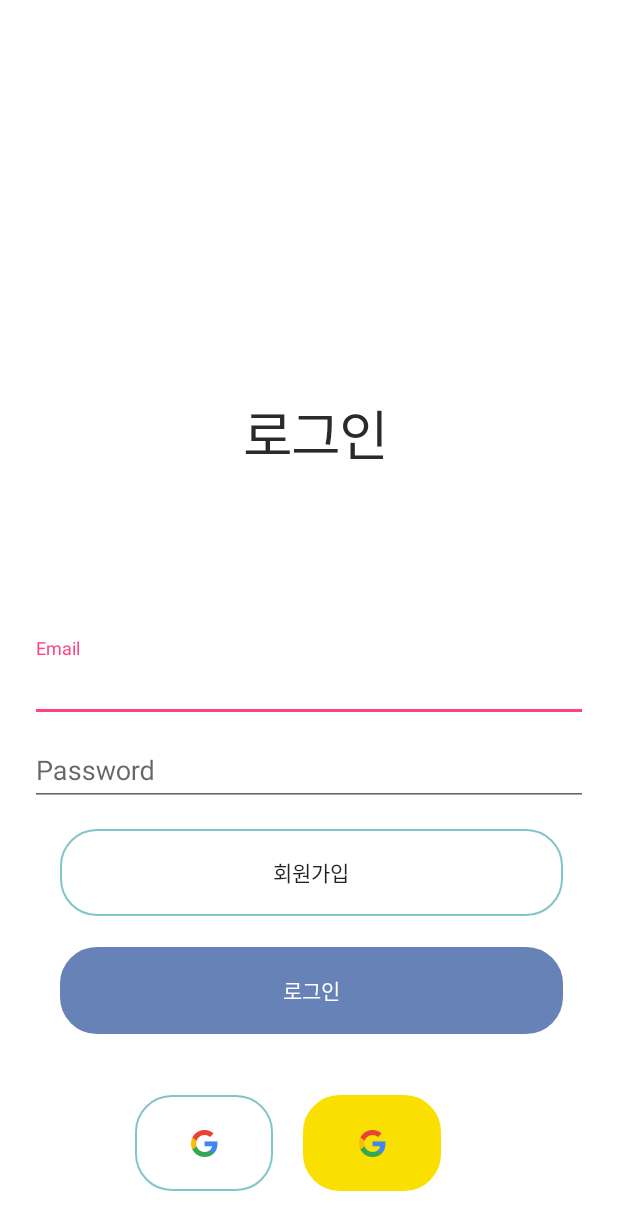
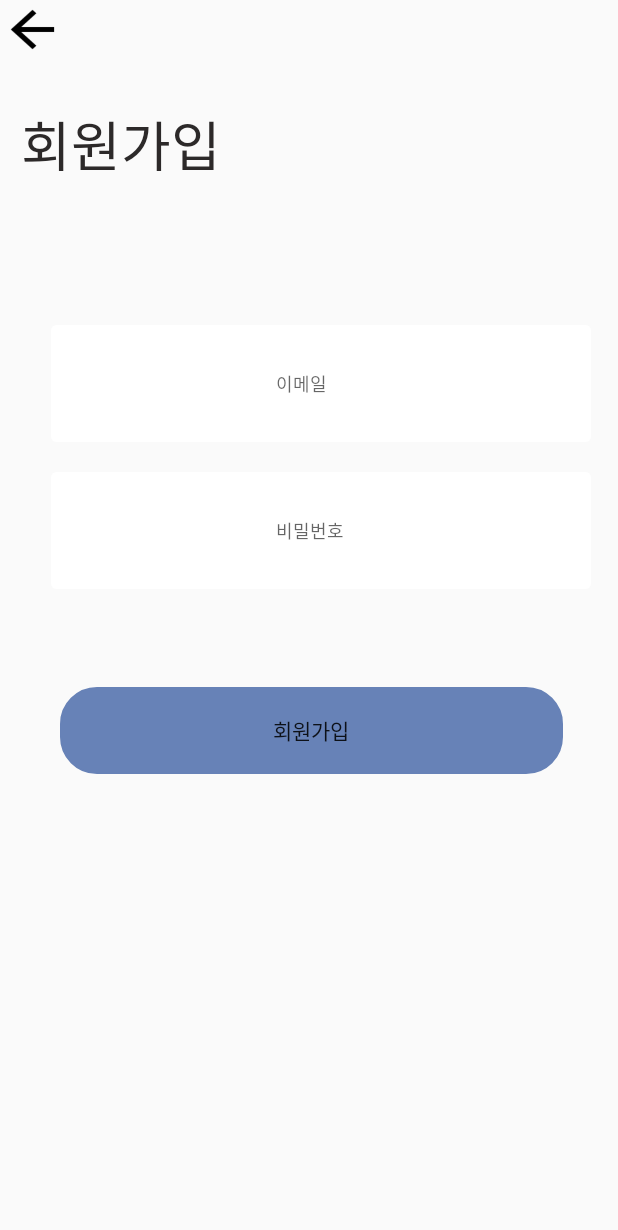
Before and after one commit to sminju98/Alicorn, an Android app: the screen it shows after launch (LoginActivity before the commit, SignupActivity after it), after a tap on "회원가입", on a phone screen of 412 x 824 dp. Shown: the top 1230 px of the screen. Run offline under Robolectric (Android 15) with nearby library versions, the phone set to English and light mode, and no system bars; our stand-ins replace Firebase (no records; nobody signed in at launch, a user with empty details on screens opened directly).

Commit message:
회원가입

```diff
--- a/app/src/main/AndroidManifest.xml
+++ b/app/src/main/AndroidManifest.xml
@@ -12,7 +12,8 @@
         android:roundIcon="@mipmap/ic_launcher_round"
         android:supportsRtl="true"
         android:theme="@style/Theme.Alicorn">
-        <activity android:name=".ReceiptActivity"></activity>
+        <activity android:name=".SignupActivity"></activity>
+        <activity android:name=".ReceiptActivity" />
         <activity android:name=".SearchActivity" />
         <activity android:name=".AddPhotoActivity" />
         <activity android:name=".MainActivity" />
--- a/app/src/main/java/org/techtown/alicorn/LoginActivity.kt
+++ b/app/src/main/java/org/techtown/alicorn/LoginActivity.kt
@@ -33,7 +33,7 @@ class LoginActivity : AppCompatActivity() {
             signinEmail()
         }
         binding.emailSignupButton.setOnClickListener {
-            signupEmail()
+            startActivity(Intent(this,SignupActivity::class.java))
         }
         binding.googleLoginButton.setOnClickListener {
             //첫번째 단계
--- /dev/null
+++ b/app/src/main/java/org/techtown/alicorn/SignupActivity.kt
@@ -0,0 +1,55 @@
+package org.techtown.alicorn
+
+import android.app.Activity
+import android.content.Intent
+import androidx.appcompat.app.AppCompatActivity
+import android.os.Bundle
+import android.widget.Toast
+import com.google.android.gms.auth.api.Auth
+import com.google.android.gms.auth.api.signin.GoogleSignIn
+import com.google.android.gms.auth.api.signin.GoogleSignInAccount
+import com.google.android.gms.auth.api.signin.GoogleSignInClient
+import com.google.android.gms.auth.api.signin.GoogleSignInOptions
+import com.google.firebase.auth.FirebaseAuth
+import com.google.firebase.auth.FirebaseUser
+import com.google.firebase.auth.GoogleAuthProvider
+import org.techtown.alicorn.databinding.ActivityLoginBinding
+import org.techtown.alicorn.databinding.ActivitySignupBinding
+
+class SignupActivity : AppCompatActivity() {
+    private lateinit var binding: ActivitySignupBinding
+    var auth: FirebaseAuth? = null
+    var googleSignInClient : GoogleSignInClient?= null
+    var GOOGLE_LOGIN_CODE = 9001
+    override fun onCreate(savedInstanceState: Bundle?) {
+        super.onCreate(savedInstanceState)
+        binding = ActivitySignupBinding.inflate(layoutInflater)
+        setContentView(binding.root)
+
+        auth = FirebaseAuth.getInstance()
+        binding.backButton.setOnClickListener {
+            startActivity(Intent(this, LoginActivity::class.java))
+        }
+        binding.emailSignupButton.setOnClickListener {
+            signupEmail()
+        }
+    }
+
+        fun signupEmail() {
+            auth?.createUserWithEmailAndPassword(
+                binding.emailEditText.text.toString(),
+                binding.passwordEditText.text.toString()
+            )
+                ?.addOnCompleteListener { task ->
+                    if (task.isSuccessful) {
+                        Toast.makeText(this, "회원가입에 성공하셨습니다.", Toast.LENGTH_LONG).show()
+                        startActivity(Intent(this, LoginActivity::class.java))
+                        //계정 생성
+                    } else if (task.exception?.message.isNullOrEmpty()) {
+                        //실패, 에러메세지
+
+                        Toast.makeText(this, "회원가입 실패.", Toast.LENGTH_LONG).show()
+                    }
+                }
+        }
+}
--- /dev/null
+++ b/app/src/main/res/drawable/rectangle_login.xml
@@ -0,0 +1,18 @@
+<?xml version="1.0" encoding="utf-8"?>
+<shape xmlns:android="http://schemas.android.com/apk/res/android"
+    android:shape="rectangle">
+    <stroke
+        android:width="3dp"
+        android:color="#ffffff" />
+    <corners
+        android:bottomLeftRadius="2dp"
+        android:bottomRightRadius="2dp"
+        android:topLeftRadius="2dp"
+        android:topRightRadius="2dp" />
+    <padding
+        android:bottom="30dp"
+        android:left="150dp"
+        android:right="150dp"
+        android:top="30dp" /> />
+    <solid android:color="#ffffff" />
+</shape>
--- a/app/src/main/res/layout/activity_login.xml
+++ b/app/src/main/res/layout/activity_login.xml
@@ -4,7 +4,6 @@ xmlns:app="http://schemas.android.com/apk/res-auto"
 xmlns:tools="http://schemas.android.com/tools"
 android:layout_width="match_parent"
 android:layout_height="match_parent"
-android:background="@color/colorWhite"
 tools:context=".LoginActivity">
 
 
@@ -15,9 +14,9 @@ tools:context=".LoginActivity">
         android:layout_alignParentEnd="true"
         android:layout_alignParentRight="true"
         android:layout_centerHorizontal="true"
-        android:layout_marginTop="262dp"
-        android:layout_marginEnd="153dp"
-        android:layout_marginRight="153dp"
+        android:layout_marginTop="117dp"
+        android:layout_marginEnd="157dp"
+        android:layout_marginRight="157dp"
         android:gravity="center_horizontal"
         android:letterSpacing="-0.04"
         android:text="로그인"
@@ -39,9 +38,10 @@ tools:context=".LoginActivity">
         android:layout_marginRight="20dp">
         <EditText
             android:id="@+id/emailEditText"
+            android:background="@drawable/rectangle_login"
             android:layout_width="match_parent"
             android:layout_height="wrap_content"
-            android:hint="@string/email" />
+            android:hint="이메일" />
     </com.google.android.material.textfield.TextInputLayout>
 
     <com.google.android.material.textfield.TextInputLayout
@@ -52,22 +52,24 @@ tools:context=".LoginActivity">
 
         <EditText
             android:id="@+id/passwordEditText"
-            android:inputType="textPassword"
             android:layout_width="match_parent"
             android:layout_height="wrap_content"
-            android:hint="@string/password" />
+            android:background="@drawable/rectangle_login"
+            android:hint="비밀번호"
+            android:inputType="textPassword" />
+
     </com.google.android.material.textfield.TextInputLayout>
 
-    <Button
-        android:id="@+id/emailSignupButton"
-        android:layout_width="335dp"
-        android:layout_height="58dp"
-        android:layout_marginLeft="40dp"
-        android:layout_marginTop="15dp"
-        android:layout_marginRight="20dp"
-        android:layout_marginBottom="5dp"
-        android:background="@drawable/radius_24dp_corner"
-        android:text="회원가입" />
+        <TextView
+            android:layout_width="wrap_content"
+            android:layout_height="wrap_content"
+            android:layout_marginLeft="250dp"
+            android:layout_marginTop="20dp"
+            android:gravity="end"
+            android:textColor="#222222"
+            android:textSize="17sp"
+            android:textStyle="normal"
+            tools:text="아이디/비밀번호 찾기" />
 
 
     <Button
@@ -82,7 +84,20 @@ tools:context=".LoginActivity">
         android:textColor="@color/colorWhite"
         android:backgroundTint="#6782b7"
         android:background="@drawable/radius_24dp_corner"/>
-    <RelativeLayout
+
+
+        <Button
+            android:id="@+id/emailSignupButton"
+            android:layout_width="335dp"
+            android:layout_height="58dp"
+            android:layout_marginLeft="40dp"
+            android:layout_marginTop="15dp"
+            android:layout_marginRight="20dp"
+            android:layout_marginBottom="5dp"
+            android:background="@drawable/radius_24dp_corner"
+            android:text="회원가입" />
+
+        <RelativeLayout
         android:layout_width="match_parent"
         android:layout_height="wrap_content"
         android:layout_marginBottom="20dp"
--- /dev/null
+++ b/app/src/main/res/layout/activity_signup.xml
@@ -0,0 +1,62 @@
+<?xml version="1.0" encoding="utf-8"?>
+<LinearLayout xmlns:android="http://schemas.android.com/apk/res/android"
+    xmlns:app="http://schemas.android.com/apk/res-auto"
+    xmlns:tools="http://schemas.android.com/tools"
+    android:layout_width="match_parent"
+    android:layout_height="match_parent"
+    tools:context=".SignupActivity"
+    android:orientation="vertical">
+
+    <Button
+        android:id="@+id/backButton"
+        android:layout_width="43dp"
+        android:layout_height="39dp"
+        android:background="@drawable/ic_arrow_back" />
+
+    <TextView
+        android:layout_width="wrap_content"
+        android:layout_height="wrap_content"
+        android:text="회원가입"
+        android:layout_marginTop="30dp"
+        android:layout_marginBottom="73dp"
+        android:layout_marginLeft="14dp"
+        android:textColor="#2c2929"
+        android:textSize="36sp"
+        android:textStyle="normal" />
+
+
+    <EditText
+        android:id="@+id/emailEditText"
+        android:layout_width="360dp"
+        android:layout_height="wrap_content"
+        android:layout_marginLeft="34dp"
+        android:layout_marginTop="20dp"
+        android:layout_marginRight="34dp"
+        android:background="@drawable/rectangle_login"
+        android:hint="이메일"
+        android:textSize="12sp" />
+
+    <EditText
+        android:id="@+id/passwordEditText"
+        android:layout_width="360dp"
+        android:layout_height="wrap_content"
+        android:layout_marginLeft="34dp"
+        android:layout_marginTop="20dp"
+        android:layout_marginRight="34dp"
+        android:layout_marginBottom="50dp"
+        android:background="@drawable/rectangle_login"
+        android:hint="비밀번호"
+        android:textSize="12sp" />
+
+    <Button
+        android:id="@+id/emailSignupButton"
+        android:layout_width="335dp"
+        android:layout_height="58dp"
+        android:layout_marginLeft="40dp"
+        android:layout_marginTop="15dp"
+        android:layout_marginRight="20dp"
+        android:layout_marginBottom="5dp"
+        android:background="@drawable/radius_24dp_corner"
+        android:backgroundTint="#6782b7"
+        android:text="회원가입" />
+</LinearLayout>
```
Also changed, not shown: app/src/main/res/drawable/rectangle_20.xml (added, +18 -0 lines).
